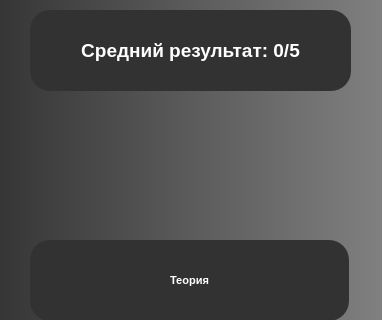
Above: Windows/TensesWindows/TensesSelectionWindow.ui from COBAil/My-English-Grammar before the change; both pictures show x 0 to 382 and y 0 to 320 of the 382 by 666 pixel window. Below: the same form after it.
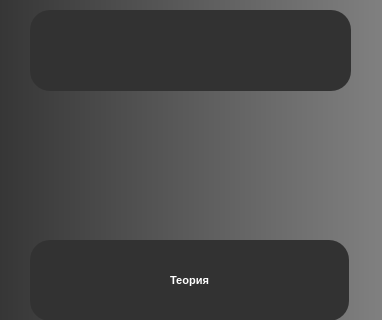
That is the form after the change.

What changed in the file:
```diff
--- a/Windows/TensesWindows/TensesSelectionWindow.ui
+++ b/Windows/TensesWindows/TensesSelectionWindow.ui
@@ -109,7 +109,7 @@
      </font>
     </property>
     <property name="text">
-     <string>Средний результат: 0/5</string>
+     <string/>
     </property>
     <property name="alignment">
      <set>Qt::AlignCenter</set>
```
